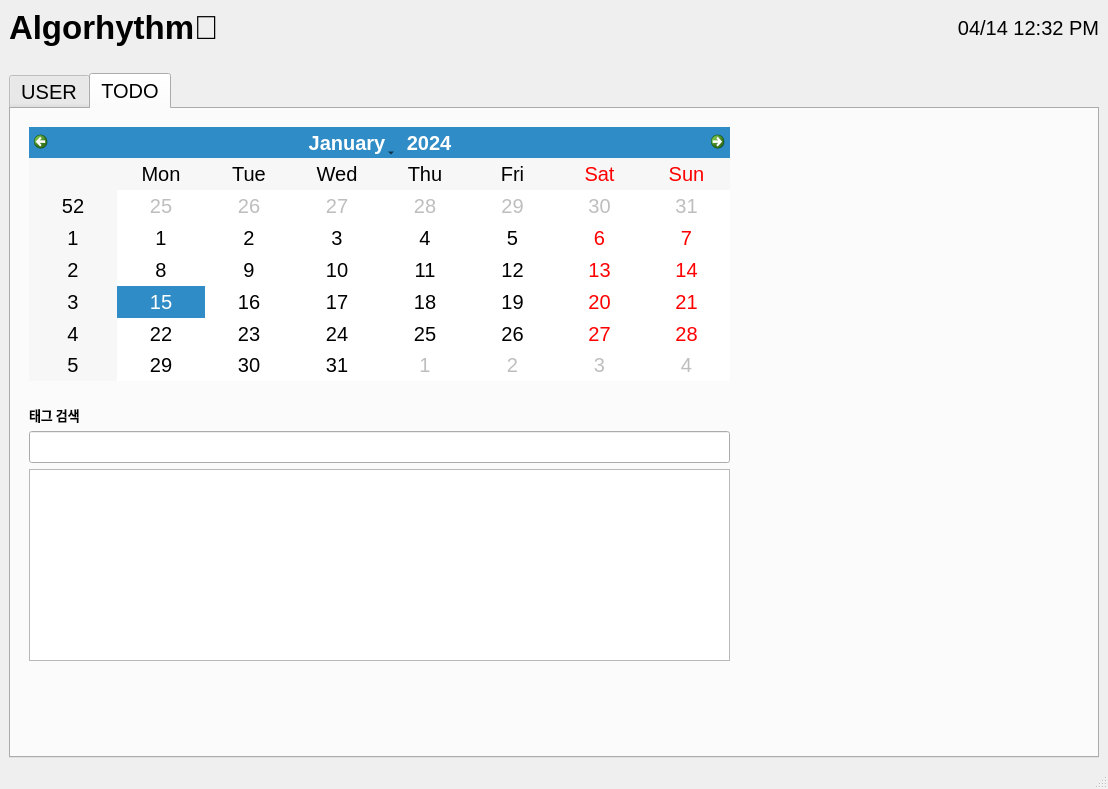
This is Algorhythm/algorhythm.ui in MIN60/Algorhythm as Qt 5 draws it before an edit. The edited form follows.
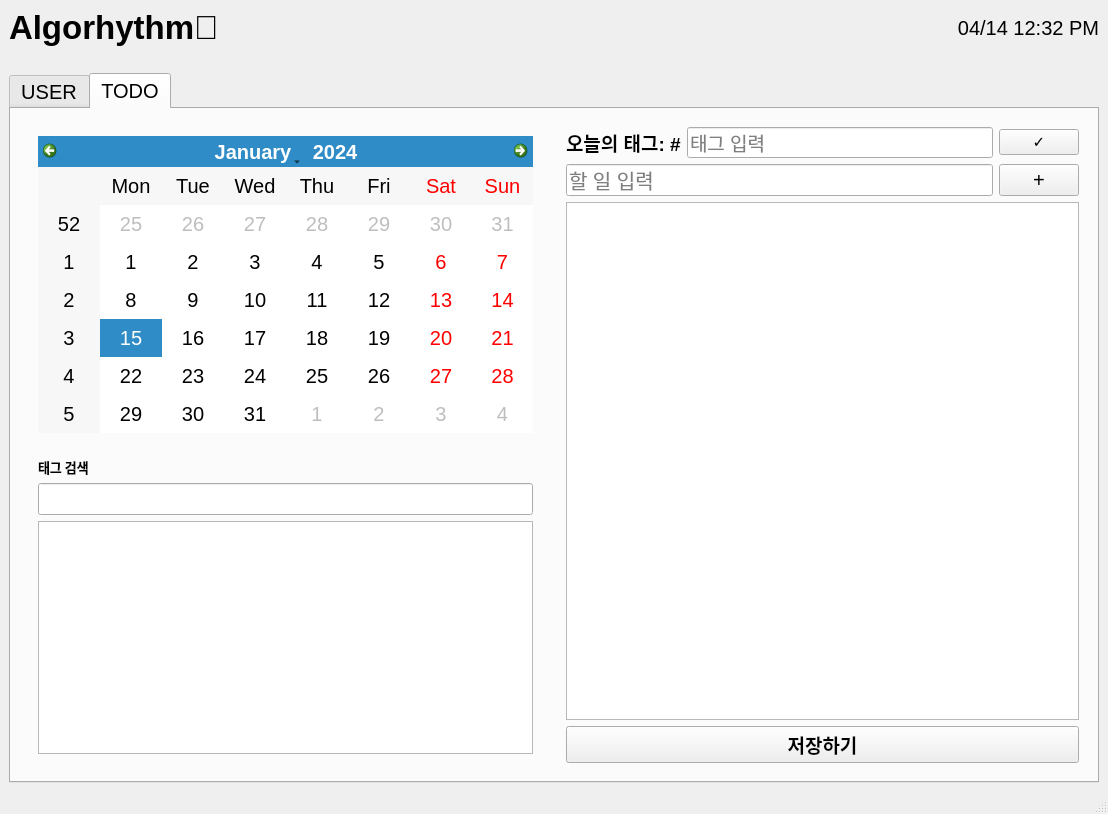
This is the edited form.

Commit message: Feat/#9: Add ToDo list

The edit to the form file:
```diff
--- a/Algorhythm/algorhythm.ui
+++ b/Algorhythm/algorhythm.ui
@@ -7,7 +7,7 @@
     <x>0</x>
     <y>0</y>
     <width>1108</width>
-    <height>789</height>
+    <height>814</height>
    </rect>
   </property>
   <property name="windowTitle">
@@ -93,15 +93,6 @@
        <attribute name="title">
         <string>TODO</string>
        </attribute>
-       <widget class="QWidget" name="horizontalLayoutWidget">
-        <property name="geometry">
-         <rect>
-          <x>0</x>
-          <y>0</y>
-          <width>743</width>
-          <height>570</height>
-         </rect>
-        </property>
         <layout class="QHBoxLayout" name="horizontalLayout_2">
          <item>
           <widget class="QWidget" name="calender_item" native="true">
@@ -169,10 +160,86 @@
              <verstretch>0</verstretch>
             </sizepolicy>
            </property>
-          </widget>
-         </item>
-        </layout>
-       </widget>
+          <layout class="QVBoxLayout" name="todoLayout">
+           <item>
+            <layout class="QHBoxLayout" name="tagInputLayout">
+             <item>
+              <widget class="QLabel" name="label_today_tag">
+               <property name="font">
+                <font>
+                 <pointsize>14</pointsize>
+                 <bold>true</bold>
+                </font>
+               </property>
+               <property name="text">
+                <string>오늘의 태그: #</string>
+               </property>
+              </widget>
+             </item>
+             <item>
+              <widget class="QLineEdit" name="lineEdit_today_tag">
+               <property name="font">
+                <font>
+                 <pointsize>14</pointsize>
+                </font>
+               </property>
+               <property name="placeholderText">
+                <string>태그 입력</string>
+               </property>
+              </widget>
+             </item>
+             <item>
+              <widget class="QPushButton" name="pushButtonAddTag">
+               <property name="font">
+                <font>
+                 <pointsize>11</pointsize>
+                </font>
+               </property>
+               <property name="text">
+                <string>✓</string>
+               </property>
+              </widget>
+             </item>
+            </layout>
+           </item>
+           <item>
+            <layout class="QVBoxLayout" name="topLayout"/>
+           </item>
+           <item>
+            <layout class="QHBoxLayout" name="inputLayout">
+             <item>
+              <widget class="QLineEdit" name="lineEditTask">
+               <property name="placeholderText">
+                <string>할 일 입력</string>
+               </property>
+              </widget>
+             </item>
+             <item>
+              <widget class="QPushButton" name="pushButtonAdd">
+               <property name="text">
+                <string>+</string>
+               </property>
+              </widget>
+             </item>
+            </layout>
+           </item>
+           <item>
+            <widget class="QListWidget" name="listWidgetTasks"/>
+           </item>
+           <item>
+            <widget class="QPushButton" name="pushButtonExit">
+             <property name="styleSheet">
+              <string notr="true">font-size: 14pt; font-weight: bold;</string>
+             </property>
+             <property name="text">
+              <string>저장하기</string>
+             </property>
+            </widget>
+           </item>
+          </layout>
+         </widget>
+        </item>
+       </layout>
       </widget>
      </widget>
     </item>
```
Lines whose indentation alone changed are shown as unchanged.
